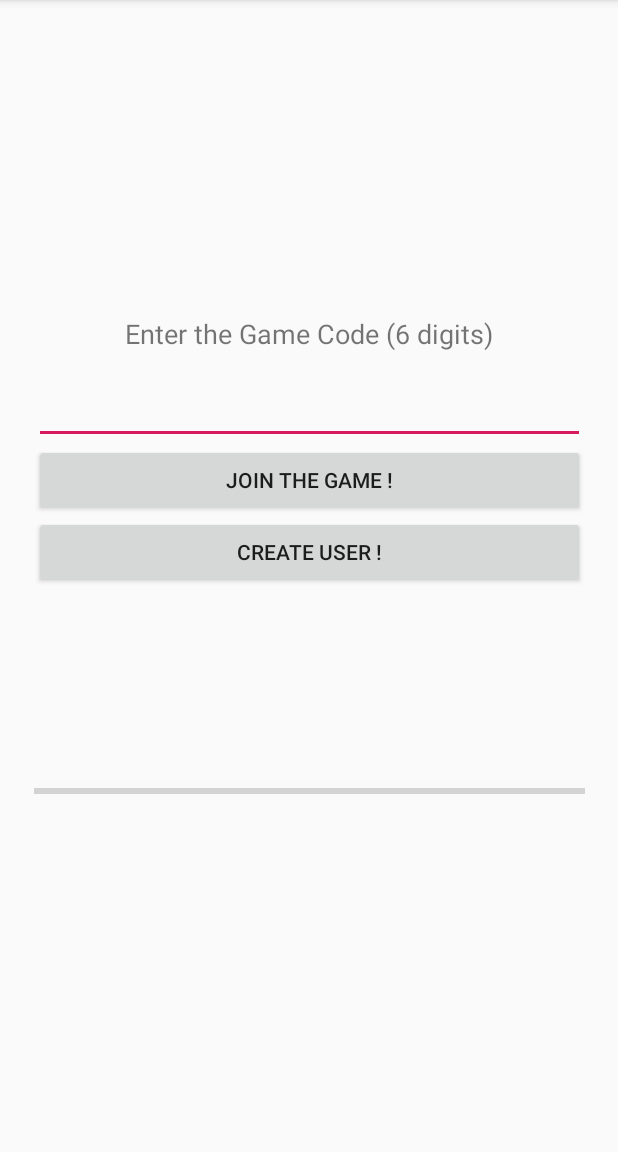
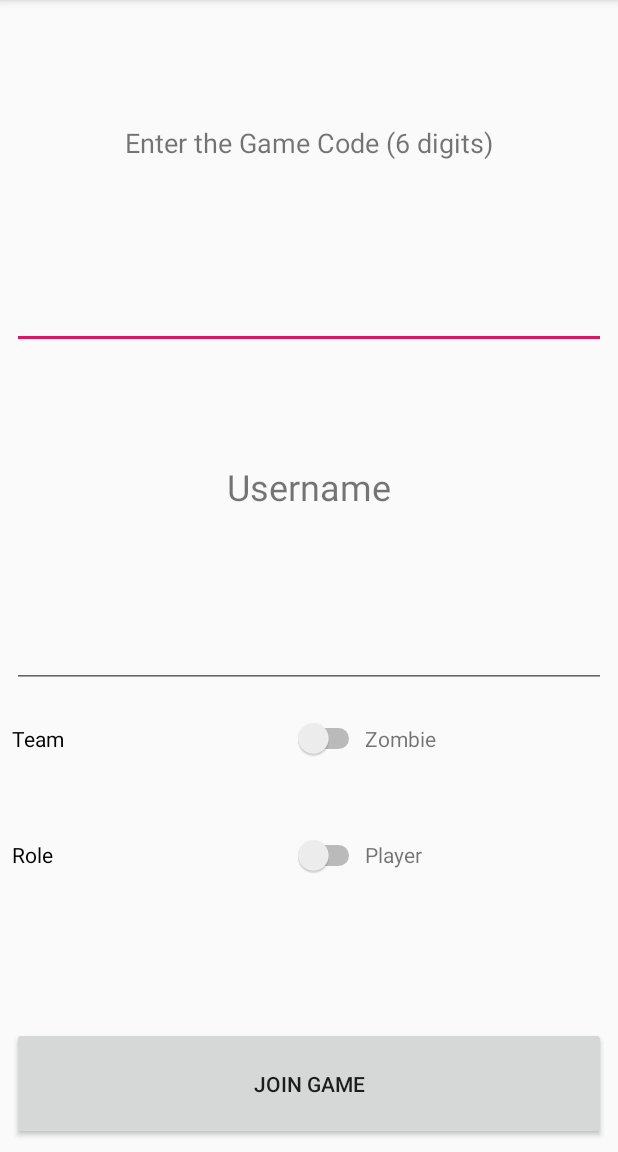
Before and after one commit to biduldoudel/Hide-n-Seek, an Android app: the screen it shows after launch (JoinNewGame before the commit, RegisterNewPlayer after it), after a tap on "JOIN GAME !", on a phone screen of 412 x 824 dp, the part 84-1236 px from its top. Run offline under Robolectric (Android 15) with nearby library versions, the phone set to English and light mode, and no system bars; our stand-ins replace Firebase (no records; nobody signed in at launch, a user with empty details on screens opened directly).

Commit message:
One activity for joining game. Draft Theme. Need to add players to database after registration.

```diff
--- a/HideAndSeek/app/src/main/java/com/example/jonat/hideandseek/Game.java
+++ b/HideAndSeek/app/src/main/java/com/example/jonat/hideandseek/Game.java
@@ -13,8 +13,8 @@ public class Game implements Serializable {
     int instantPlayerNumber;
 
 
-    public Game(String gameId, int playerNumber, String gameCode) {
-        this.gameId = gameId;
+    public Game(int playerNumber, String gameCode) {
+        //this.gameId = gameId;
         this.gameCode = gameCode;
         this.gameStatus = "Waiting";
         this.instantPlayerNumber = 0;
@@ -29,5 +29,7 @@ public class Game implements Serializable {
         return this.gameCode;
     }
 
+    public String getGameStatus(){return this.gameStatus;}
+
 
 }
--- a/HideAndSeek/app/src/main/java/com/example/jonat/hideandseek/MainActivity.java
+++ b/HideAndSeek/app/src/main/java/com/example/jonat/hideandseek/MainActivity.java
@@ -30,7 +30,7 @@ public class MainActivity extends AppCompatActivity {
         buttonJoinGame.setOnClickListener(new View.OnClickListener(){
             @Override
             public void onClick(View v){
-                Intent intent = new Intent(MainActivity.this, JoinNewGame.class);
+                Intent intent = new Intent(MainActivity.this, RegisterNewPlayer.class);
                 intent.putExtra("RegisterNewGame", false);
                 startActivity(intent);
 
--- a/HideAndSeek/app/src/main/java/com/example/jonat/hideandseek/Player.java
+++ b/HideAndSeek/app/src/main/java/com/example/jonat/hideandseek/Player.java
@@ -11,6 +11,10 @@ public class Player implements Serializable {
     protected String role;
 
 
+    public Player(){
+
+    }
+
     public Player(String id, String username, String team, String role) {
         // When you create a new Profile, it's good to build it based on username and password
         this.playerId = id;
--- a/HideAndSeek/app/src/main/java/com/example/jonat/hideandseek/RegisterNewPlayer.java
+++ b/HideAndSeek/app/src/main/java/com/example/jonat/hideandseek/RegisterNewPlayer.java
@@ -1,6 +1,10 @@
 package com.example.jonat.hideandseek;
 
+import android.app.AutomaticZenRule;
 import android.content.Intent;
+import android.provider.ContactsContract;
+import android.support.annotation.NonNull;
+import android.support.annotation.Nullable;
 import android.support.v7.app.AppCompatActivity;
 import android.os.Bundle;
 import android.view.View;
@@ -10,14 +14,18 @@ import android.widget.Switch;
 import android.widget.TextView;
 import android.widget.Toast;
 
+import com.google.firebase.database.DataSnapshot;
+import com.google.firebase.database.DatabaseError;
 import com.google.firebase.database.DatabaseReference;
 import com.google.firebase.database.FirebaseDatabase;
+import com.google.firebase.database.MutableData;
+import com.google.firebase.database.Transaction;
+import com.google.firebase.database.ValueEventListener;
 
 public class RegisterNewPlayer extends AppCompatActivity {
 
     private static final FirebaseDatabase databaseGame = FirebaseDatabase.getInstance();
-    private static final DatabaseReference databaseReference = databaseGame.getReference("games");
-    private static final DatabaseReference gameRef = databaseReference.push();
+    private static final DatabaseReference gamesRef = databaseGame.getReference("games");
 
 
     Switch switchTeam;
@@ -28,7 +36,10 @@ public class RegisterNewPlayer extends AppCompatActivity {
 
     String gameId;
     private String playerId;
-
+    private TextView editTextCodeNumber;
+    private String gameCode;
+    private boolean foundGame;
+    private Button buttonStart;
 
 
     @Override
@@ -36,16 +47,38 @@ public class RegisterNewPlayer extends AppCompatActivity {
         super.onCreate(savedInstanceState);
         setContentView(R.layout.activity_register_new_player);
 
+        buttonStart = findViewById(R.id.buttonStart);
+
         Bundle extras = getIntent().getExtras();
         gameId = extras.getString("gameId");
 
 
+        // If we are the creator (from RegisterNewGame Activity and not from MainActivity)
+        if (extras.getBoolean("RegisterNewGame")) {
+            gameCode = extras.getString("gameCode");
+
+
+            editTextCodeNumber = findViewById(R.id.editTextCodeNumber);
+            editTextCodeNumber.setText(gameCode);
+            editTextCodeNumber.setEnabled(false);
+/*
+            Button buttonJoin = findViewById(R.id.buttonJoin);
+            buttonJoin.setVisibility(View.INVISIBLE);
+*/
+            TextView textButton = findViewById(R.id.textView);
+            textButton.setText("Please share this number with the players !");
+            Toast.makeText(getApplicationContext(), gameId, Toast.LENGTH_LONG).show();
+
+            //getGameData();
+        }
 
         switchTeam = findViewById(R.id.switchTeam);
         switchRole = findViewById(R.id.switchRole);
         teamText = findViewById(R.id.TextViewTeam);
         roleText = findViewById(R.id.TextViewRole);
         editTextUsername = findViewById(R.id.editTextUsername);
+        editTextCodeNumber = findViewById(R.id.editTextCodeNumber);
+
 
         switchTeam.setOnClickListener(new View.OnClickListener() {
             @Override
@@ -70,20 +103,19 @@ public class RegisterNewPlayer extends AppCompatActivity {
         });
 
 
-        Button buttonNewGame = findViewById(R.id.buttonStart);
-        buttonNewGame.setOnClickListener(new View.OnClickListener() {
+        buttonStart.setOnClickListener(new View.OnClickListener() {
             @Override
             public void onClick(View v) {
-
+                gameCode = editTextCodeNumber.getText().toString();
+                getGameData();
                 addPlayerToFirebaseDB();
-
                 if (switchRole.isChecked()) {
                     // Go to the master activity (Map...)
-                    Intent intent = new Intent(RegisterNewPlayer.this,PlayerActivity.class);
+                    Intent intent = new Intent(RegisterNewPlayer.this, RulesRecall.class);
                     startActivity(intent);
                 } else {
                     // Go to the player activity
-                    Intent intent = new Intent(RegisterNewPlayer.this,PlayerActivity.class);
+                    Intent intent = new Intent(RegisterNewPlayer.this, RulesRecall.class);
                     startActivity(intent);
                 }
             }
@@ -92,14 +124,71 @@ public class RegisterNewPlayer extends AppCompatActivity {
 
 
     }
+    private void getGameData() {
+
+        gamesRef.addValueEventListener(new ValueEventListener() {
+            @Override
+            public void onDataChange(DataSnapshot dataSnapshot) {
+                String gameCodeDB;
+                String gameStatusDB;
+
+                for (final DataSnapshot game : dataSnapshot.getChildren()) {
+                    foundGame = false;
+                    gameCodeDB = game.child("GameCode").getValue(String.class);
+                    //gameStatusDB = game.child("gameStatus").getValue(String.class);
+
+                    if (gameCodeDB.equals(gameCode) /*&& gameStatusDB.equals("Waiting")*/) {
+                        gameId = game.getKey();
+                        buttonStart.setEnabled(false);
+                        editTextCodeNumber.setEnabled(false);
+                        Toast.makeText(getApplicationContext(), gameId, Toast.LENGTH_LONG).show();
+                        foundGame = true;
+                        break;
+                    }
+                }
+
+                /*if (foundGame){
+
+                    // Get the player number !
+                    int playerNumber = dataSnapshot.child(gameId).child("playerNumber").getValue(Integer.class);
+                    int instantPlayerNumber = dataSnapshot.child(gameId).child("instantPlayerNumber").getValue(Integer.class);
+
+                    if(flagOnce){
+                        int newPlayerNumber = instantPlayerNumber+1;
+                        databaseReference.child(gameId).child("instantPlayerNumber").setValue(newPlayerNumber);
+                        flagOnce = false;
+                    }
+
+                    TextViewpeopleEnrolled = findViewById(R.id.textViewPeopleEnrolled);
+                    TextViewpeopleEnrolled.setText(Integer.toString(instantPlayerNumber) + " / "  + Integer.toString(playerNumber) + " peoples enrolled !");
+
+                    progressBar = findViewById(R.id.progressBar);
+                    progressBar.setMax(playerNumber+1);
+                    progressBar.setProgress(instantPlayerNumber+1);
+
+                    Toast.makeText(getApplicationContext(), "Player added : " + Integer.toString(instantPlayerNumber + 1), Toast.LENGTH_LONG).show();
+
+                    foundGame = false;
+                }
+                else{
+                    Toast.makeText(getApplicationContext(), "Game not found !", Toast.LENGTH_LONG).show();
+                }*/
+
+            }
+
+            @Override
+            public void onCancelled(DatabaseError databaseError) {
+
+
+            }
+        });
+    }
+
 
     private void addPlayerToFirebaseDB() {
-        String username = editTextUsername.getText().toString();
-        String team = teamText.getText().toString();
-        String role = roleText.getText().toString();
+    Player player = new Player("test","test","test","test");
+   // gamesRef.child(gameId).setValue(player);
+    }
 
-        String playerId = databaseReference.child(gameId).child("players").push().getKey(); // We get a unique key for a game !
-        Player myPlayer = new Player(playerId, username, team, role);// We create a new game (Class Game with the number of player - add location too...)
-        databaseReference.child(gameId).child("players").child(playerId).setValue(myPlayer); // Save to Firebase !
-    }
+
 }
--- a/HideAndSeek/app/src/main/res/layout/activity_join_new_game.xml
+++ b/HideAndSeek/app/src/main/res/layout/activity_join_new_game.xml
@@ -20,7 +20,7 @@
         app:layout_constraintEnd_toEndOf="parent"
         app:layout_constraintStart_toStartOf="parent"
         app:layout_constraintTop_toTopOf="parent">
-
+<!---->
         <Space
             android:layout_width="match_parent"
             android:layout_height="73dp" />
@@ -34,7 +34,7 @@
             android:textSize="18sp" />
 
         <EditText
-            android:id="@+id/editTextCodeNumber"
+            android:id="@+id/editTextCodeNumber2"
             android:layout_width="match_parent"
             android:layout_height="wrap_content"
             android:ems="10"
@@ -71,4 +71,5 @@
             android:layout_width="match_parent"
             android:layout_height="107dp" />
     </LinearLayout>
+
 </android.support.constraint.ConstraintLayout>
--- a/HideAndSeek/app/src/main/res/layout/activity_register_new_player.xml
+++ b/HideAndSeek/app/src/main/res/layout/activity_register_new_player.xml
@@ -7,8 +7,8 @@
     tools:context=".RegisterNewPlayer">
 
     <LinearLayout
-        android:layout_width="368dp"
-        android:layout_height="495dp"
+        android:layout_width="match_parent"
+        android:layout_height="match_parent"
         android:layout_marginStart="8dp"
         android:layout_marginLeft="8dp"
         android:layout_marginTop="8dp"
@@ -20,15 +20,39 @@
         app:layout_constraintEnd_toEndOf="parent"
         app:layout_constraintStart_toStartOf="parent"
         app:layout_constraintTop_toTopOf="parent">
-
         <Space
             android:layout_width="match_parent"
-            android:layout_height="40dp" />
+            android:layout_height="0dp"
+            android:layout_weight="1"/>
+
+        <TextView
+            android:id="@+id/textView"
+            android:layout_width="match_parent"
+            android:layout_height="0dp"
+            android:layout_weight="1"
+            android:gravity="center_horizontal"
+            android:text="Enter the Game Code (6 digits)"
+            android:textSize="18sp" />
+
+        <EditText
+            android:id="@+id/editTextCodeNumber"
+            android:layout_width="match_parent"
+            android:layout_height="0dp"
+            android:layout_weight="1"
+            android:ems="10"
+            android:gravity="center_horizontal"
+            android:inputType="numberSigned"
+            android:textSize="18sp" />
+        <Space
+            android:layout_width="match_parent"
+            android:layout_height="0dp"
+            android:layout_weight="1" />
 
         <TextView
             android:id="@+id/textViewUsername"
             android:layout_width="match_parent"
-            android:layout_height="wrap_content"
+            android:layout_height="0dp"
+            android:layout_weight="1"
             android:gravity="center_horizontal"
             android:text="Username"
             android:textSize="24sp" />
@@ -36,19 +60,17 @@
         <EditText
             android:id="@+id/editTextUsername"
             android:layout_width="match_parent"
-            android:layout_height="wrap_content"
+            android:layout_height="0dp"
+            android:layout_weight="1"
             android:ems="10"
             android:gravity="center_horizontal"
             android:inputType="textPersonName"
             android:textSize="24sp" />
 
-        <Space
-            android:layout_width="match_parent"
-            android:layout_height="50dp" />
-
         <LinearLayout
             android:layout_width="match_parent"
-            android:layout_height="69dp"
+            android:layout_height="0dp"
+            android:layout_weight="1"
             android:orientation="horizontal">
 
             <Switch
@@ -67,7 +89,8 @@
 
         <LinearLayout
             android:layout_width="match_parent"
-            android:layout_height="78dp"
+            android:layout_height="0dp"
+            android:layout_weight="1"
             android:orientation="horizontal">
 
             <Switch
@@ -86,13 +109,15 @@
 
         <Space
             android:layout_width="match_parent"
-            android:layout_height="25dp" />
+            android:layout_height="0dp"
+            android:layout_weight="1" />
 
         <Button
             android:id="@+id/buttonStart"
             android:layout_width="match_parent"
-            android:layout_height="64dp"
-            android:text="Go !" />
+            android:layout_height="0dp"
+            android:layout_weight="1"
+            android:text="Join Game" />
 
 
     </LinearLayout>
--- a/HideAndSeek/app/src/main/res/values/colors.xml
+++ b/HideAndSeek/app/src/main/res/values/colors.xml
@@ -3,4 +3,5 @@
     <color name="colorPrimary">#008577</color>
     <color name="colorPrimaryDark">#00574B</color>
     <color name="colorAccent">#D81B60</color>
+    <color name="background_material_light">#000000</color>
 </resources>
--- a/HideAndSeek/app/src/main/res/values/strings.xml
+++ b/HideAndSeek/app/src/main/res/values/strings.xml
@@ -1,6 +1,12 @@
 <resources>
     <string name="app_name">HideAndSeek</string>
     <string name="title_activity_register_join_game">RegisterJoinGame</string>
+
+    <string-array name="OverseerRules">
+        <item>You are the overseer</item>
+    <!--    <item>Your role is to guide your people to the targeted area to collect resources</item>
+        <item>Be careful thought, if all of them are caught by the zombies, you will lose</item> -->
+    </string-array>
 
     <array name="role">
         <item>Player</item>
--- a/HideAndSeek/app/src/main/res/values/styles.xml
+++ b/HideAndSeek/app/src/main/res/values/styles.xml
@@ -13,6 +13,13 @@
         <item name="windowNoTitle">true</item>
     </style>
 
+    <style name="AppTheme.Dark">
+        <item name="windowActionBar">false</item>
+        <item name="windowNoTitle">true</item>
+        <item name="android:colorBackground">@color/common_google_signin_btn_text_dark_focused</item>
+        <item name="android:textColor">@color/colorAccent</item>
+    </style>
+
     <style name="AppTheme.AppBarOverlay" parent="ThemeOverlay.AppCompat.Dark.ActionBar" />
 
     <style name="AppTheme.PopupOverlay" parent="ThemeOverlay.AppCompat.Light" />
```
Also changed, not shown: HideAndSeek/app/src/main/AndroidManifest.xml (+21 -5 lines), HideAndSeek/app/src/main/java/com/example/jonat/hideandseek/JoinNewGame.java (+11 -7 lines), HideAndSeek/app/src/main/java/com/example/jonat/hideandseek/MasterPlayer.java (added, +69 -0 lines), HideAndSeek/app/src/main/java/com/example/jonat/hideandseek/RegisterNewGame.java (+9 -10 lines), HideAndSeek/app/src/main/java/com/example/jonat/hideandseek/RulesRecall.java (added, +74 -0 lines), HideAndSeek/app/src/main/res/layout/activity_master_player.xml (added, +83 -0 lines), HideAndSeek/app/src/main/res/layout/activity_rules_recall.xml (added, +21 -0 lines).
